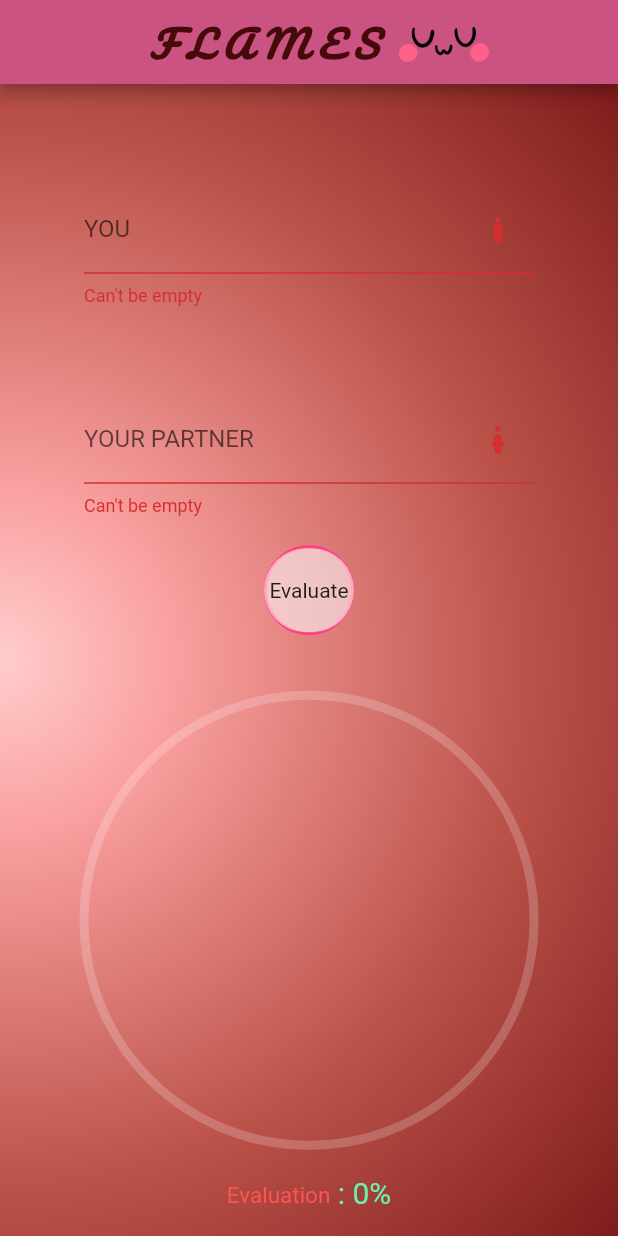
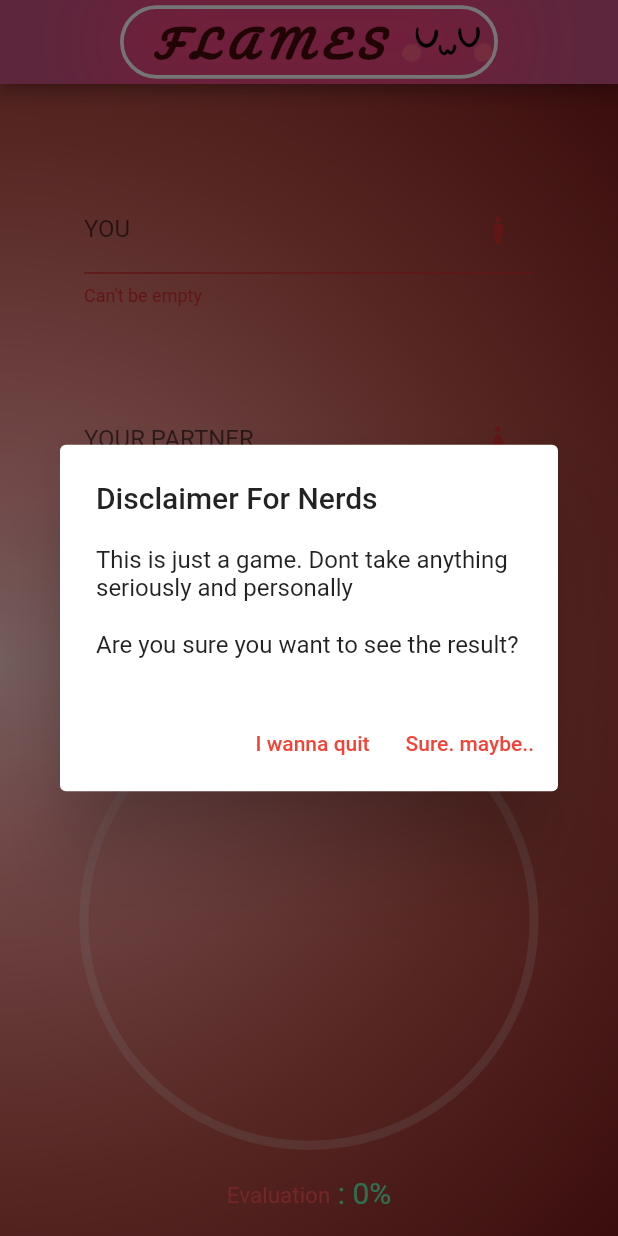
Before and after one commit to ARYPROGRAMMER/FLAMES, a Flutter app: the MyHomePage screen opened directly, after a tap on "Evaluate", on a phone screen of 412 x 824 dp. Run offline on Flutter 3.47's test engine with Material 2 defaults, Android fonts, the phone set to English and light mode, and no system bars; our stand-ins replace page_transition; project files that could hold a hidden picture were left out.

Commit message:
ALMOST DONE

```diff
--- a/lib/main.dart
+++ b/lib/main.dart
@@ -10,6 +10,7 @@
 
 
 import 'dart:async';
+import 'dart:io';
 
 import 'package:flutter/material.dart';
 import 'package:iiitr_assignment/design.dart';
@@ -37,7 +38,7 @@ class MyApp extends StatelessWidget {
           ),
           primarySwatch: Colors.red,
       ),
-      home: const SplashScreen(),
+      home: SplashScreen(),
     );
   }
 
@@ -89,7 +90,44 @@ class MyHomePageState extends State<MyHomePage> with SingleTickerProviderStateMi
                  Color(0xffFF7A01),
                  Color(0xffFF0069),
                ];
+           String an='';
+               Future<void> _showMyDialog() async {
+                 return showDialog<void>(
+                   context: context,
+                   barrierDismissible: false, // user must tap button!
+                   builder: (BuildContext context) {
+                     return AlertDialog(
+                       title: const Text('Disclaimer For Nerds'),
+                       content: const SingleChildScrollView(
+                         child: ListBody(
+                           children: <Widget>[
+                             Text('This is just a game. Dont take anything seriously and personally'),
+                             Text(''),
+                             Text('Are you sure you want to see the result?'),
+                           ],
+                         ),
+                       ),
+                       actions: <Widget>[
+                         TextButton(
+                           child: const Text('I wanna quit'),
+                           onPressed: () {
+                             Navigator.of(context).pop();
+                             exit(0);
+                           },
+                         ),
+                         TextButton(
+                           child: const Text('Sure. maybe..'),
+                           onPressed: () {
+                             an='yes';
+                             Navigator.of(context).pop();
+                           },
+                         ),
 
+                       ],
+                     );
+                   },
+                 );
+               }
 
 
   late var controller1 = TextEditingController();
@@ -137,7 +175,23 @@ class MyHomePageState extends State<MyHomePage> with SingleTickerProviderStateMi
       appBar: AppBar(
         backgroundColor: const Color(0xffcb5382),
         centerTitle: true,
-        title:  Container(child: Row(
+        title:  Container(
+          decoration: BoxDecoration(
+            border: Border.all(color: Colors.white,width: 2.5),
+            borderRadius: BorderRadius.circular(25),
+            boxShadow: [
+              BoxShadow(
+                color: Colors.pinkAccent.withOpacity(1),
+                offset: const Offset(
+                  0.0,
+                  0.0,
+                ), //Offset
+                blurRadius: 50.0,
+                spreadRadius: 10.0,
+              ), //BoxShadow
+            ], //BoxShadow
+          ),
+          child: Row(
           children: [
             Text('   F L A M E S  '),
             Padding(
@@ -255,9 +309,14 @@ class MyHomePageState extends State<MyHomePage> with SingleTickerProviderStateMi
                     child: GestureDetector(
 
                       onTap: () {
+                        if (an=='')
+                        _showMyDialog();
 
-                        if (controller1.text!='' && controller2.text!='')
+                        if (controller1.text!='' && controller2.text!='' && an=='yes')
 {
+
+
+
                         Timer(
                           Duration(seconds: 10),
                             () {
```
Also changed, not shown: lib/resultpage.dart (+93 -8 lines).
